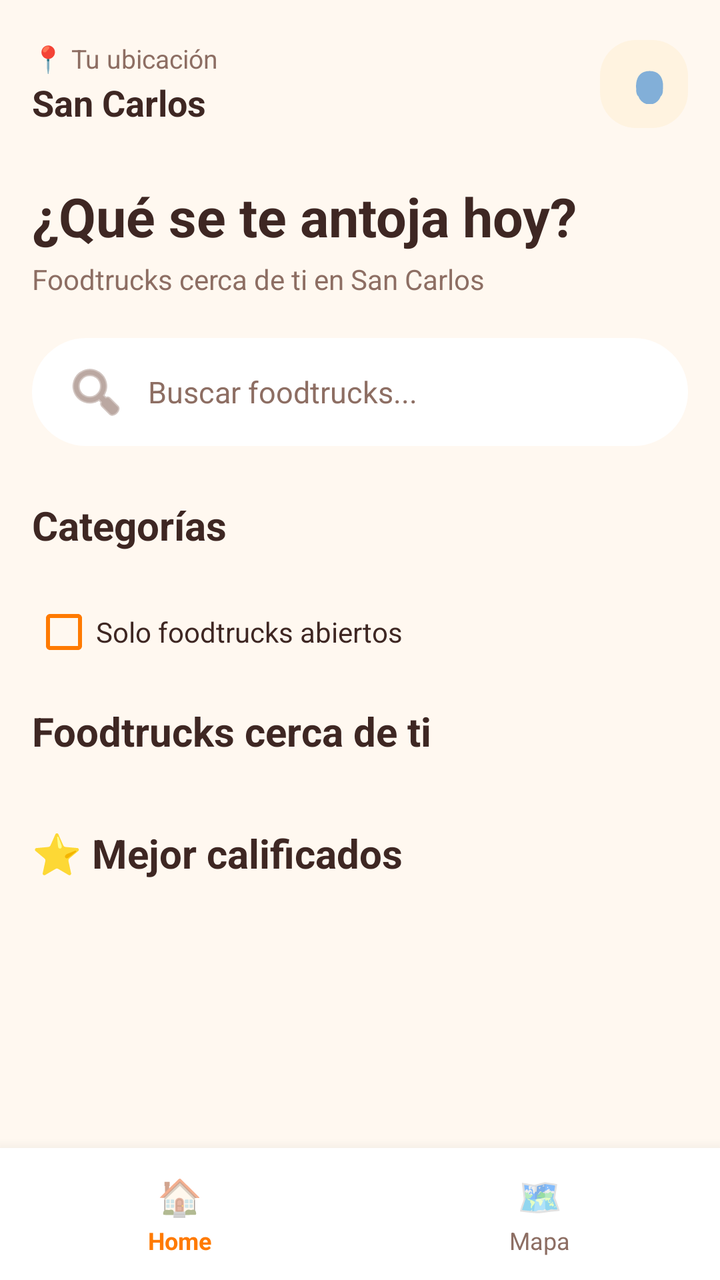
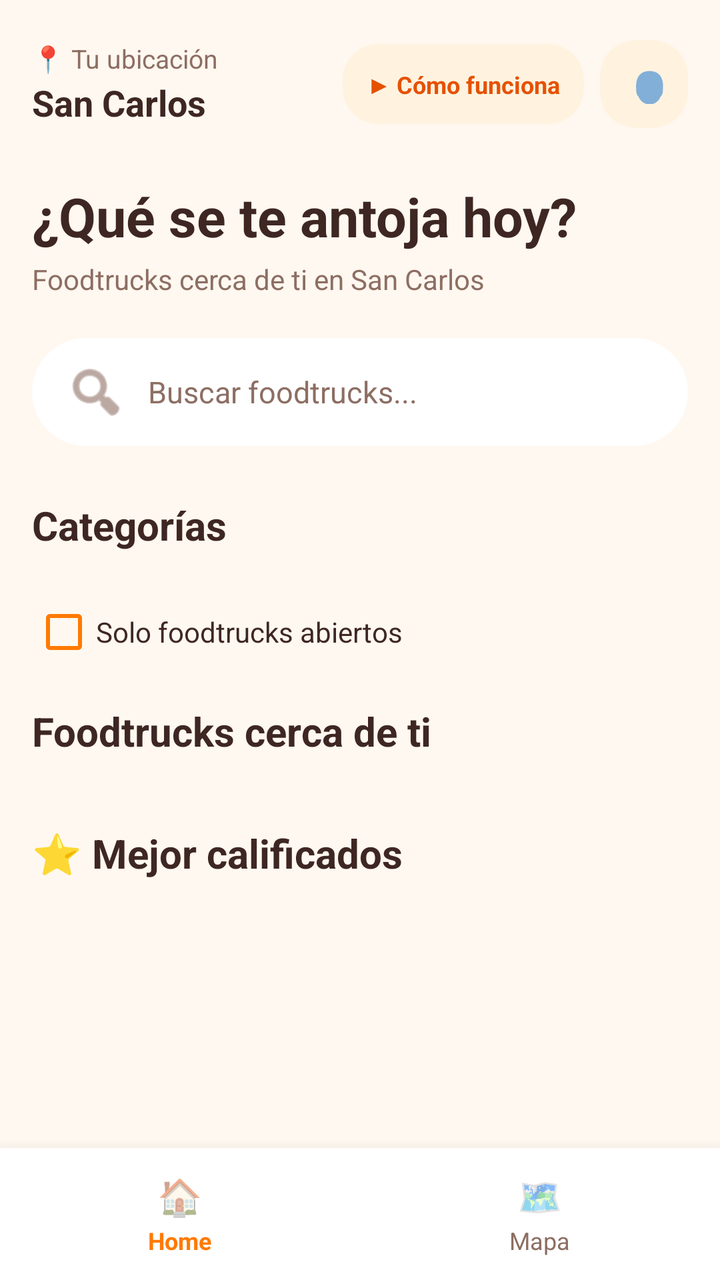

Screens rendered from an Android XML layout before and after an edit, with the pre-edit source and the edit as a unified diff.
<!-- AndroidManifest.xml: application theme Theme.StreetBite -->
<!-- res/layout/activity_home.xml -->
<?xml version="1.0" encoding="utf-8"?>
<LinearLayout xmlns:android="http://schemas.android.com/apk/res/android"
    xmlns:app="http://schemas.android.com/apk/res-auto"
    android:layout_width="match_parent"
    android:layout_height="match_parent"
    android:background="@color/sb_crema"
    android:orientation="vertical">

    <ScrollView
        android:layout_width="match_parent"
        android:layout_height="0dp"
        android:layout_weight="1"
        android:fillViewport="true"
        android:overScrollMode="never"
        android:scrollbars="none">

        <LinearLayout
            android:layout_width="match_parent"
            android:layout_height="wrap_content"
            android:orientation="vertical"
            android:paddingStart="16dp"
            android:paddingTop="20dp"
            android:paddingEnd="16dp"
            android:paddingBottom="26dp">

            
            <LinearLayout
                android:layout_width="match_parent"
                android:layout_height="wrap_content"
                android:gravity="center_vertical"
                android:orientation="horizontal">

                <LinearLayout
                    android:layout_width="0dp"
                    android:layout_height="wrap_content"
                    android:layout_weight="1"
                    android:orientation="vertical">

                    <TextView
                        android:layout_width="wrap_content"
                        android:layout_height="wrap_content"
                        android:text="📍 Tu ubicación"
                        android:textColor="@color/sb_texto_suave"
                        android:textSize="13sp" />

                    <TextView
                        android:id="@+id/txtUbicacionActual"
                        android:layout_width="wrap_content"
                        android:layout_height="wrap_content"
                        android:layout_marginTop="1dp"
                        android:text="San Carlos"
                        android:textColor="@color/sb_marron"
                        android:textSize="18sp"
                        android:textStyle="bold" />

                </LinearLayout>

                <TextView
                    android:id="@+id/btnPerfil"
                    android:layout_width="44dp"
                    android:layout_height="44dp"
                    android:background="@drawable/bg_card"
                    android:backgroundTint="#FFF3E0"
                    android:contentDescription="Perfil"
                    android:foreground="?attr/selectableItemBackgroundBorderless"
                    android:gravity="center"
                    android:text="👤"
                    android:textSize="20sp" />

            </LinearLayout>

            
            <TextView
                android:layout_width="wrap_content"
                android:layout_height="wrap_content"
                android:layout_marginTop="26dp"
                android:text="¿Qué se te antoja hoy?"
                android:textColor="@color/sb_marron"
                android:textSize="27sp"
                android:textStyle="bold" />

            <TextView
                android:layout_width="wrap_content"
                android:layout_height="wrap_content"
                android:layout_marginTop="4dp"
                android:text="Foodtrucks cerca de ti en San Carlos"
                android:textColor="@color/sb_texto_suave"
                android:textSize="14sp" />

            
            <EditText
                android:id="@+id/edtBuscar"
                android:layout_width="match_parent"
                android:layout_height="54dp"
                android:layout_marginTop="20dp"
                android:background="@drawable/bg_sb_buscador"
                android:drawableStart="@android:drawable/ic_menu_search"
                android:drawablePadding="10dp"
                android:drawableTint="@color/sb_texto_suave"
                android:hint="Buscar foodtrucks..."
                android:inputType="text"
                android:paddingStart="16dp"
                android:paddingEnd="18dp"
                android:singleLine="true"
                android:textColor="@color/sb_marron"
                android:textColorHint="@color/sb_texto_suave"
                android:textSize="15sp" />

            
            <TextView
                android:layout_width="wrap_content"
                android:layout_height="wrap_content"
                android:layout_marginTop="26dp"
                android:text="Categorías"
                android:textColor="@color/sb_marron"
                android:textSize="20sp"
                android:textStyle="bold" />

            <HorizontalScrollView
                android:layout_width="match_parent"
                android:layout_height="wrap_content"
                android:layout_marginTop="12dp"
                android:overScrollMode="never"
                android:scrollbars="none">

                <LinearLayout
                    android:id="@+id/contenedorCategorias"
                    android:layout_width="wrap_content"
                    android:layout_height="wrap_content"
                    android:orientation="horizontal" />

            </HorizontalScrollView>

            
            <CheckBox
                android:id="@+id/checkSoloAbiertos"
                android:layout_width="wrap_content"
                android:layout_height="wrap_content"
                android:layout_marginTop="12dp"
                android:buttonTint="@color/sb_naranja"
                android:text="Solo foodtrucks abiertos"
                android:textColor="@color/sb_marron"
                android:textSize="14sp" />

            
            <TextView
                android:layout_width="wrap_content"
                android:layout_height="wrap_content"
                android:layout_marginTop="20dp"
                android:text="Foodtrucks cerca de ti"
                android:textColor="@color/sb_marron"
                android:textSize="20sp"
                android:textStyle="bold" />

            <TextView
                android:id="@+id/txtSinResultados"
                android:layout_width="match_parent"
                android:layout_height="wrap_content"
                android:layout_marginTop="12dp"
                android:gravity="center"
                android:paddingTop="18dp"
                android:paddingBottom="18dp"
                android:text="No hay foodtrucks que coincidan con tu búsqueda."
                android:textColor="@color/sb_texto_suave"
                android:textSize="14sp"
                android:visibility="gone" />

            <androidx.recyclerview.widget.RecyclerView
                android:id="@+id/recyclerCercanos"
                android:layout_width="match_parent"
                android:layout_height="wrap_content"
                android:layout_marginTop="8dp"
                android:clipToPadding="false"
                android:nestedScrollingEnabled="false"
                android:overScrollMode="never" />

            
            <TextView
                android:layout_width="wrap_content"
                android:layout_height="wrap_content"
                android:layout_marginTop="26dp"
                android:text="⭐ Mejor calificados"
                android:textColor="@color/sb_marron"
                android:textSize="20sp"
                android:textStyle="bold" />

            <androidx.recyclerview.widget.RecyclerView
                android:id="@+id/recyclerDestacados"
                android:layout_width="match_parent"
                android:layout_height="wrap_content"
                android:layout_marginTop="12dp"
                android:clipToPadding="false"
                android:nestedScrollingEnabled="false"
                android:overScrollMode="never" />

        </LinearLayout>
    </ScrollView>

    
    <LinearLayout
        android:layout_width="match_parent"
        android:layout_height="66dp"
        android:background="@android:color/white"
        android:elevation="12dp"
        android:gravity="center"
        android:orientation="horizontal">

        
        <LinearLayout
            android:id="@+id/btnHome"
            android:layout_width="0dp"
            android:layout_height="match_parent"
            android:layout_weight="1"
            android:background="?attr/selectableItemBackground"
            android:gravity="center"
            android:orientation="vertical">

            <TextView
                android:layout_width="wrap_content"
                android:layout_height="wrap_content"
                android:text="🏠"
                android:textSize="18sp" />

            <TextView
                android:layout_width="wrap_content"
                android:layout_height="wrap_content"
                android:layout_marginTop="2dp"
                android:text="Home"
                android:textColor="@color/sb_naranja"
                android:textSize="12sp"
                android:textStyle="bold" />
        </LinearLayout>

        
        <LinearLayout
            android:id="@+id/btnIrMapa"
            android:layout_width="0dp"
            android:layout_height="match_parent"
            android:layout_weight="1"
            android:background="?attr/selectableItemBackground"
            android:gravity="center"
            android:orientation="vertical">

            <TextView
                android:layout_width="wrap_content"
                android:layout_height="wrap_content"
                android:text="🗺️"
                android:textSize="18sp" />

            <TextView
                android:layout_width="wrap_content"
                android:layout_height="wrap_content"
                android:layout_marginTop="2dp"
                android:text="Mapa"
                android:textColor="@color/sb_texto_suave"
                android:textSize="12sp" />
        </LinearLayout>

    </LinearLayout>

</LinearLayout>
<!-- resources referenced by this layout -->
<resources>
  <color name="sb_crema">#FFF8F0</color>
  <color name="sb_marron">#3E2723</color>
  <color name="sb_naranja">#FF7A00</color>
  <color name="sb_texto_suave">#8D6E63</color>
  <!-- drawable bg_card (drawable) -->
  <?xml version="1.0" encoding="utf-8"?>
  <shape xmlns:android="http://schemas.android.com/apk/res/android"
      android:shape="rectangle">
  
      <solid android:color="#FFFFFF" />
  
      <corners android:radius="18dp" />
  
      <padding
          android:left="12dp"
          android:top="12dp"
          android:right="12dp"
          android:bottom="12dp" />
  
  </shape>
  <!-- drawable bg_sb_buscador (drawable) -->
  <?xml version="1.0" encoding="utf-8"?>
  <shape xmlns:android="http://schemas.android.com/apk/res/android"
      android:shape="rectangle">
      <solid android:color="@color/sb_superficie" />
      <corners android:radius="28dp" />
  </shape>
  <style name="Theme.StreetBite" parent="Theme.AppCompat.Light.NoActionBar">
          
          <item name="android:windowActivityTransitions">true</item>
          <item name="android:windowContentTransitions">true</item>
      </style>
  <color name="sb_superficie">#FFFFFF</color>
</resources>

<!-- the commit's change to res/layout/activity_home.xml (unified diff, before → after) -->
@@ -54,6 +54,23 @@
                         android:textStyle="bold" />
 
                 </LinearLayout>
+
+                <TextView
+                    android:id="@+id/btnComoFunciona"
+                    android:layout_width="wrap_content"
+                    android:layout_height="40dp"
+                    android:layout_marginEnd="8dp"
+                    android:background="@drawable/bg_card"
+                    android:backgroundTint="#FFF3E0"
+                    android:contentDescription="Cómo funciona: ver video del recorrido"
+                    android:foreground="?attr/selectableItemBackgroundBorderless"
+                    android:gravity="center"
+                    android:paddingStart="12dp"
+                    android:paddingEnd="12dp"
+                    android:text="▶ Cómo funciona"
+                    android:textColor="@color/sb_naranja_oscuro"
+                    android:textSize="12sp"
+                    android:textStyle="bold" />
 
                 <TextView
                     android:id="@+id/btnPerfil"
<!-- resource entries referenced after the edit -->
@@ -3,6 +3,7 @@
   <color name="sb_crema">#FFF8F0</color>
   <color name="sb_marron">#3E2723</color>
   <color name="sb_naranja">#FF7A00</color>
+  <color name="sb_naranja_oscuro">#E65100</color>
   <color name="sb_texto_suave">#8D6E63</color>
   <!-- drawable bg_card (drawable) -->
   <?xml version="1.0" encoding="utf-8"?>
